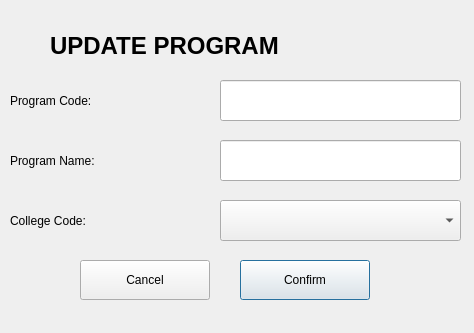
The window that updateProgram.ui (utthee/StudentInfoSys) describes before a commit, drawn with Qt 5.
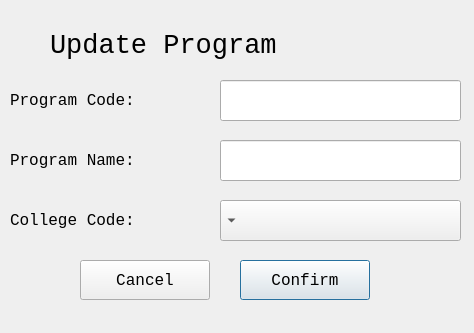
The same window after the commit.

Patch:
```diff
--- a/updateProgram.ui
+++ b/updateProgram.ui
@@ -24,13 +24,14 @@
    </property>
    <property name="font">
     <font>
-     <pointsize>18</pointsize>
-     <weight>75</weight>
-     <bold>true</bold>
+     <family>Lucida Console</family>
+     <pointsize>20</pointsize>
+     <weight>50</weight>
+     <bold>false</bold>
     </font>
    </property>
    <property name="text">
-    <string>UPDATE PROGRAM</string>
+    <string>Update Program</string>
    </property>
   </widget>
   <widget class="QLabel" name="label_2">
@@ -44,8 +45,8 @@
    </property>
    <property name="font">
     <font>
-     <weight>50</weight>
-     <bold>false</bold>
+     <family>Lucida Console</family>
+     <pointsize>12</pointsize>
     </font>
    </property>
    <property name="text">
@@ -63,6 +64,8 @@
    </property>
    <property name="font">
     <font>
+     <family>Lucida Console</family>
+     <pointsize>12</pointsize>
      <weight>50</weight>
      <bold>false</bold>
     </font>
@@ -82,6 +85,8 @@
    </property>
    <property name="font">
     <font>
+     <family>Lucida Console</family>
+     <pointsize>12</pointsize>
      <weight>50</weight>
      <bold>false</bold>
     </font>
@@ -119,6 +124,15 @@
      <height>41</height>
     </rect>
    </property>
+   <property name="font">
+    <font>
+     <family>Lucida Console</family>
+     <pointsize>12</pointsize>
+    </font>
+   </property>
+   <property name="layoutDirection">
+    <enum>Qt::RightToLeft</enum>
+   </property>
   </widget>
   <widget class="QPushButton" name="confirmButton">
    <property name="geometry">
@@ -129,6 +143,12 @@
      <height>40</height>
     </rect>
    </property>
+   <property name="font">
+    <font>
+     <family>Lucida Console</family>
+     <pointsize>12</pointsize>
+    </font>
+   </property>
    <property name="text">
     <string>Confirm</string>
    </property>
@@ -142,6 +162,12 @@
      <height>40</height>
     </rect>
    </property>
+   <property name="font">
+    <font>
+     <family>Lucida Console</family>
+     <pointsize>12</pointsize>
+    </font>
+   </property>
    <property name="text">
     <string>Cancel</string>
    </property>
```
Left out of the diff: 12 changed lines with no effect on the pictures.
